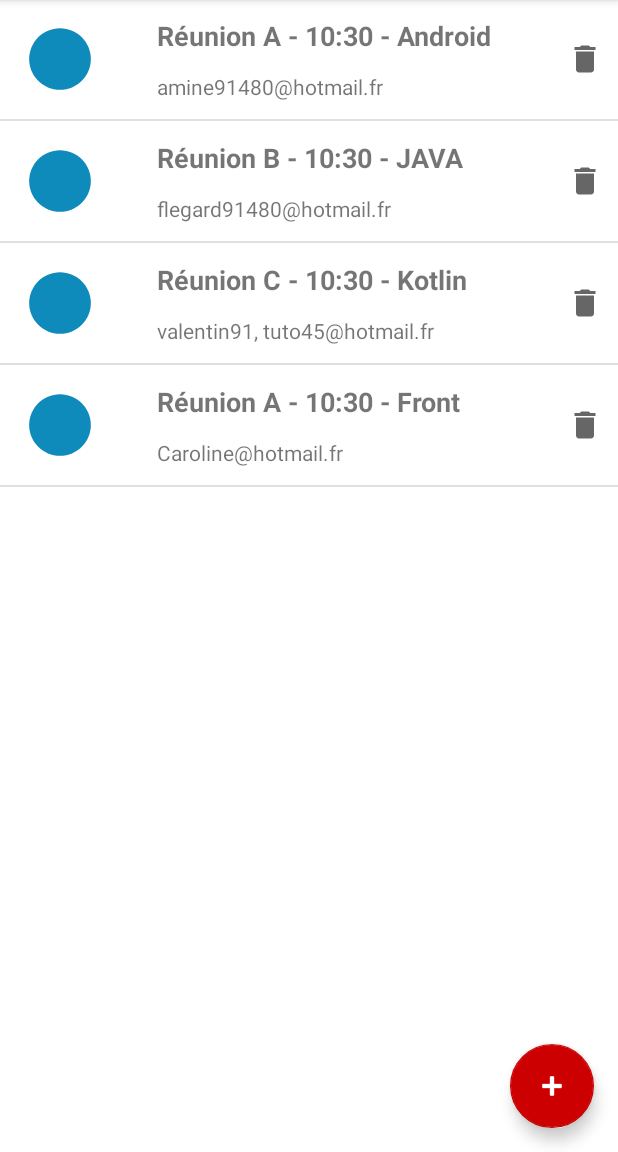
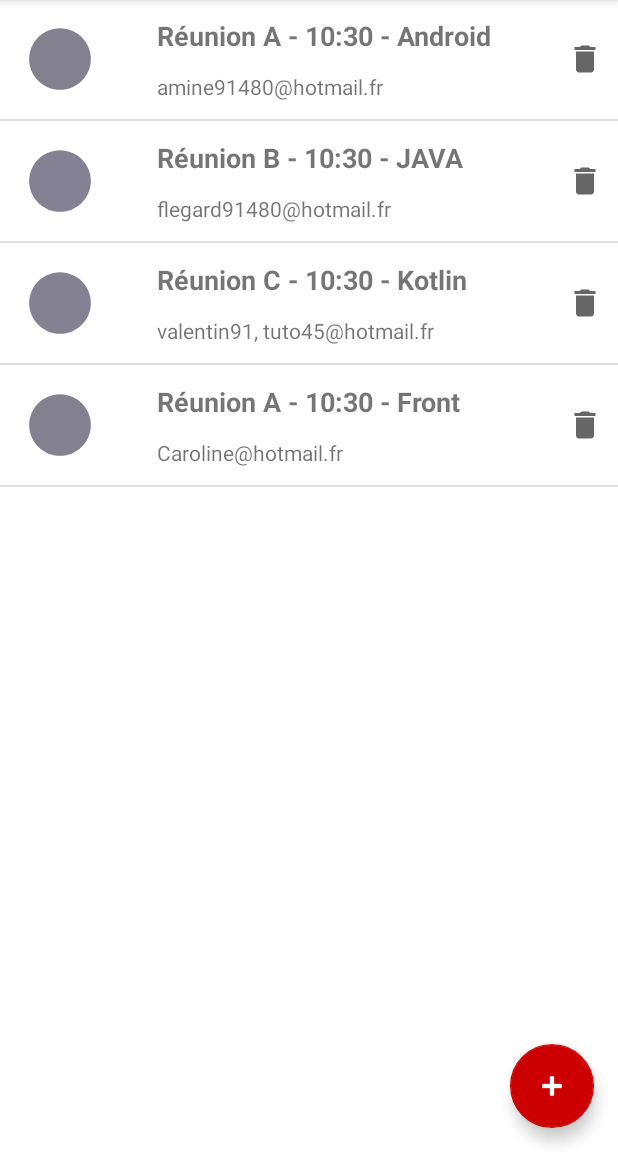
Before and after one commit to amine91480/OC_MaReu, an Android app: the screen it shows after launch (MainActivity), on a phone screen of 412 x 824 dp, the part 84-1236 px from its top. Run offline under Robolectric (Android 15) with nearby library versions, the phone set to English and light mode, and no system bars.

Commit message:
Add Method to insert a color Icone to the new Meeting between Room A B and C -> OK

```diff
--- a/app/src/main/java/com/amine/mareu/Controller/MyListMeetingAdapter.java
+++ b/app/src/main/java/com/amine/mareu/Controller/MyListMeetingAdapter.java
@@ -9,6 +9,7 @@ import androidx.recyclerview.widget.RecyclerView;
 
 import com.amine.mareu.DI.DI;
 import com.amine.mareu.Model.Meeting;
+import com.amine.mareu.R;
 import com.amine.mareu.Service.MeetingApiService;
 import com.amine.mareu.databinding.MeetingItemBinding;
 
@@ -75,9 +76,11 @@ public class MyListMeetingAdapter extends RecyclerView.Adapter<MyListMeetingAdap
         }
 
         void updateElement(Meeting meeting) {
+            setUpColorRoom(meeting);
             createDate = new SimpleDateFormat("yyyy-MM-dd HH:mm:ss", Locale.getDefault());
             strMeetDat = createDate.format(meeting.getDateBegin());
             strMeetDat = strMeetDat.substring(11, 16);
+
 
             binding.text.setText(String.valueOf(
                     meeting.getRoom() + " - "
@@ -86,5 +89,19 @@ public class MyListMeetingAdapter extends RecyclerView.Adapter<MyListMeetingAdap
 
             binding.participation.setText(meeting.getParticipants());
         }
+
+        public void setUpColorRoom(Meeting meeting) {
+       if (meeting.getRoom().equals("Réunion A")) {
+                binding.icone.setColorFilter(R.color.purple_500);
+                Log.d("Meeting",  meeting.getRoom());
+            }
+            if (meeting.getRoom().equals("Réunion B")) {
+                binding.icone.setColorFilter(R.color.blueblue);
+            }
+            if (meeting.getRoom().equals("Réunion C")) {
+                binding.icone.setColorFilter(R.color.teal_700);
+            }
+
+        }
     }
 }
```
